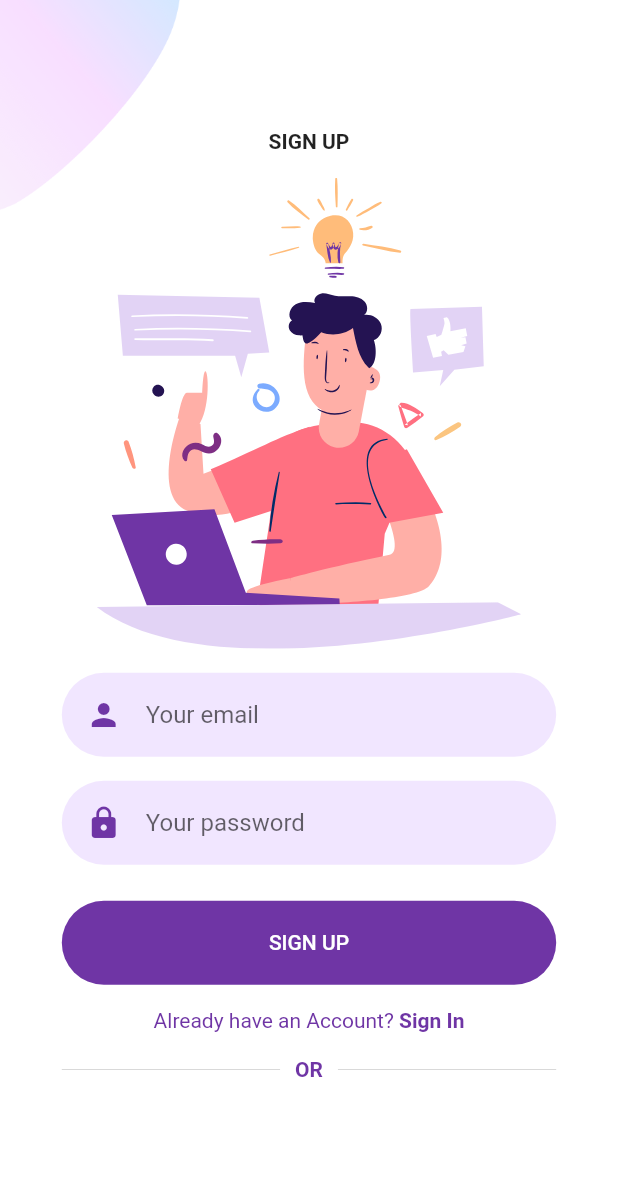
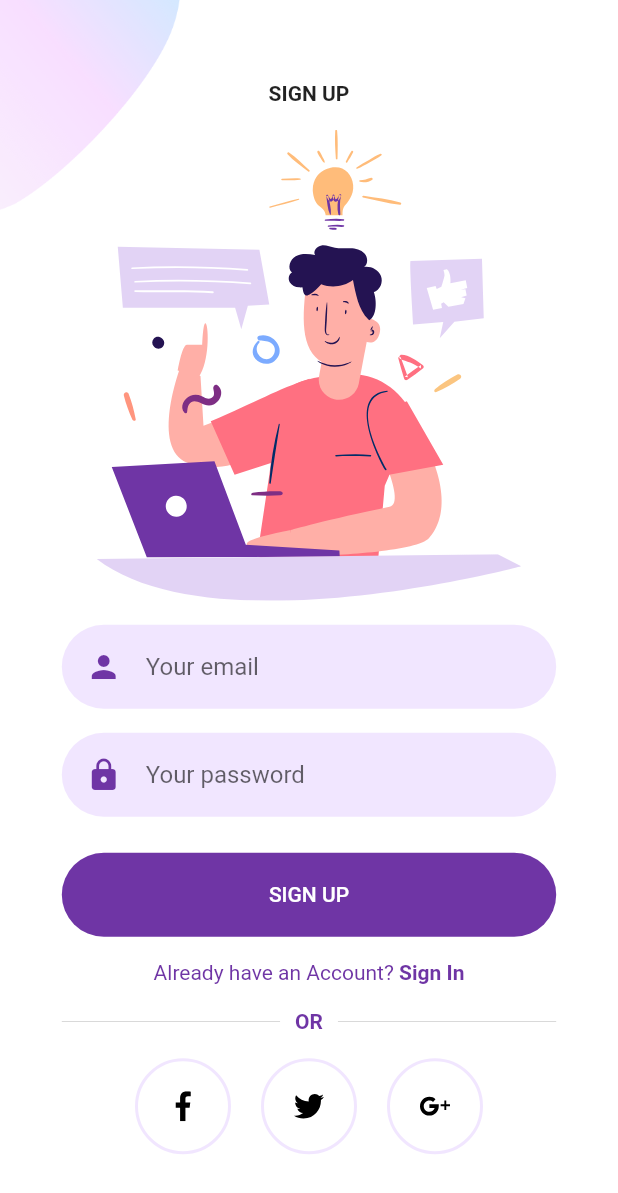
Before and after one commit to j-pcgoncalves/login_signup_page, a Flutter app: the screen it shows after launch, after a tap on "SIGN UP", on a phone screen of 412 x 824 dp. Shown: the top 1193 px of the screen. Run offline on Flutter 3.47's test engine with Material 2 defaults, Android fonts, the phone set to English and light mode, and no system bars; our stand-ins replace flutter_svg.

Commit message:
create and style SocialIcon

```diff
--- /dev/null
+++ b/lib/Screens/Signup/components/social_icon.dart
@@ -0,0 +1,37 @@
+import 'package:flutter/material.dart';
+import 'package:flutter_svg/flutter_svg.dart';
+import 'package:login_signup_page/constants.dart';
+
+class SocialIcon extends StatelessWidget {
+  final String? iconSrc;
+  final Function? press;
+
+  const SocialIcon({
+    Key? key,
+    this.iconSrc,
+    this.press,
+  }) : super(key: key);
+
+  @override
+  Widget build(BuildContext context) {
+    return GestureDetector(
+      onTap: press as void Function()?,
+      child: Container(
+        margin: const EdgeInsets.symmetric(horizontal: 10),
+        padding: const EdgeInsets.all(20),
+        decoration: BoxDecoration(
+          border: Border.all(
+            width: 2,
+            color: kPrimaryLightColor,
+          ),
+          shape: BoxShape.circle,
+        ),
+        child: SvgPicture.asset(
+          iconSrc!,
+          height: 20,
+          width: 20,
+        ),
+      ),
+    );
+  }
+}
--- a/lib/Screens/Signup/components/social_sign_up.dart
+++ b/lib/Screens/Signup/components/social_sign_up.dart
@@ -1,5 +1,6 @@
 import 'package:flutter/material.dart';
 import 'package:login_signup_page/Screens/Signup/components/or_divider.dart';
+import 'package:login_signup_page/Screens/Signup/components/social_icon.dart';
 
 class SocialSignUp extends StatelessWidget {
   const SocialSignUp({Key? key}) : super(key: key);
@@ -7,8 +8,25 @@ class SocialSignUp extends StatelessWidget {
   @override
   Widget build(BuildContext context) {
     return Column(
-      children: const [
-        OrDivider(),
+      children: [
+        const OrDivider(),
+        Row(
+          mainAxisAlignment: MainAxisAlignment.center,
+          children: <Widget>[
+            SocialIcon(
+              iconSrc: 'assets/icons/facebook.svg',
+              press: () {},
+            ),
+            SocialIcon(
+              iconSrc: 'assets/icons/twitter.svg',
+              press: () {},
+            ),
+            SocialIcon(
+              iconSrc: 'assets/icons/google-plus.svg',
+              press: () {},
+            ),
+          ],
+        ),
       ],
     );
   }
```
